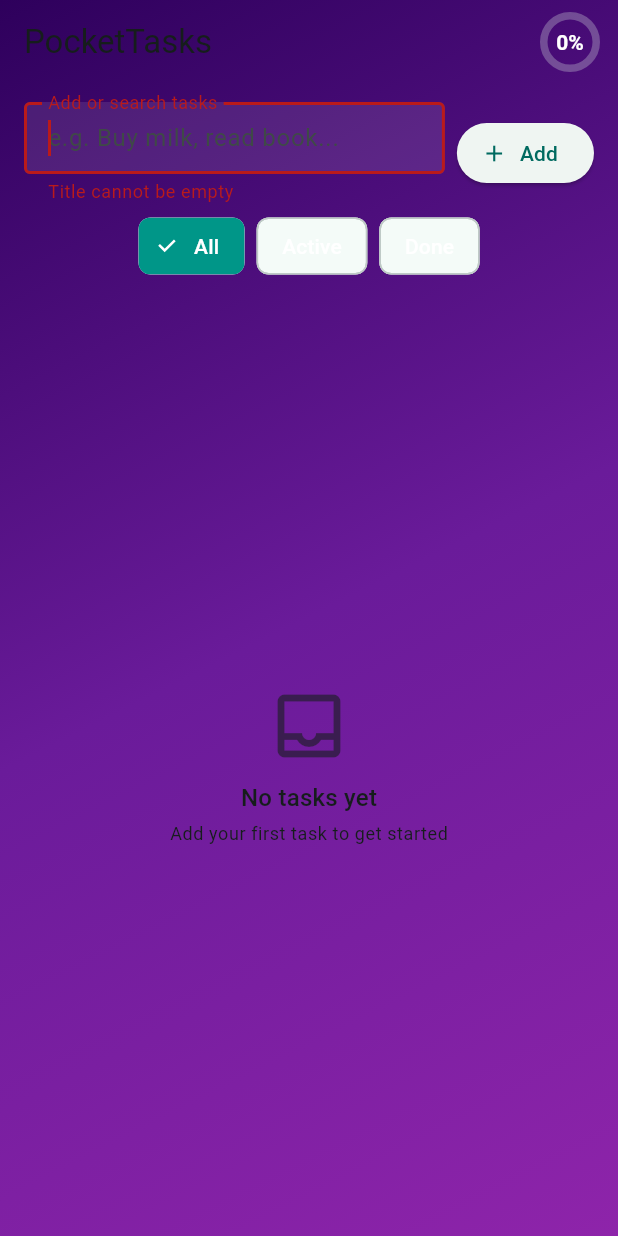
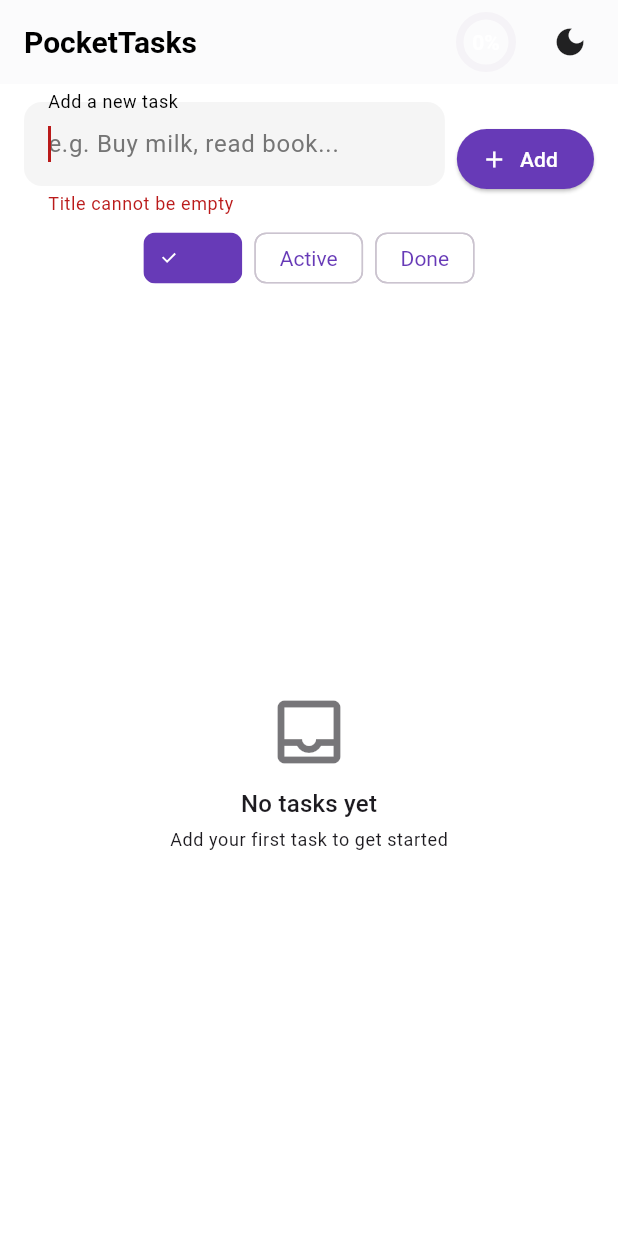
Before and after one commit to Mukesh865/pockettasks, a Flutter app: the screen it shows after launch, after a tap on "Add", on a phone screen of 412 x 824 dp. Run offline on Flutter 3.47's test engine with Material 3 defaults, Android fonts, the phone set to English and light mode, and no system bars; our stand-ins replace shared_preferences.

Commit message:
theme update

```diff
--- a/lib/main.dart
+++ b/lib/main.dart
@@ -1,7 +1,10 @@
-import 'dart:math';
+import 'dart:async';
+import 'dart:convert';
 import 'package:flutter/material.dart';
 import 'package:provider/provider.dart';
+import 'package:shared_preferences/shared_preferences.dart';
 import 'package:uuid/uuid.dart';
+
 import 'task_model.dart';
 import 'task_provider.dart';
 import 'task_list.dart';
@@ -12,27 +15,85 @@ void main() {
   runApp(const PocketTasksApp());
 }
 
+// A simple provider to manage the app's ThemeMode
+class ThemeProvider with ChangeNotifier {
+  ThemeMode _themeMode = ThemeMode.system; // Default to system theme
+
+  ThemeMode get themeMode => _themeMode;
+
+  void toggleTheme() {
+    _themeMode = _themeMode == ThemeMode.light ? ThemeMode.dark : ThemeMode.light;
+    notifyListeners(); // Notify listeners to rebuild the UI with the new theme
+  }
+}
+
 class PocketTasksApp extends StatelessWidget {
   const PocketTasksApp({super.key});
 
   @override
   Widget build(BuildContext context) {
-    return ChangeNotifierProvider(
-      create: (_) => TaskProvider()..load(),
-      child: MaterialApp(
+    return MultiProvider(
+      providers: [
+        // Provide the ThemeProvider to manage theme state
+        ChangeNotifierProvider(create: (_) => ThemeProvider()),
+        // Provide the TaskProvider to manage task data
+        ChangeNotifierProvider(create: (_) => TaskProvider()..load()),
+      ],
+      // Consume the ThemeProvider to rebuild MaterialApp when theme changes
+      child: Consumer<ThemeProvider>(
+        builder: (context, themeProvider, child) {
+          return MaterialApp(
+            debugShowCheckedModeBanner: false,
             title: 'PocketTasks',
-        themeMode: ThemeMode.system,
+            themeMode: themeProvider.themeMode, // Use the theme mode from ThemeProvider
             theme: ThemeData(
-          colorSchemeSeed: Colors.teal,
+              // Light theme configuration
+              colorScheme: ColorScheme.fromSeed(
+                seedColor: Colors.deepPurple, // A consistent seed color
                 brightness: Brightness.light,
+              ),
               useMaterial3: true,
+              scaffoldBackgroundColor: Colors.white, // Clean white background
+              appBarTheme: const AppBarTheme(
+                backgroundColor: Colors.white, // White AppBar
+                elevation: 0.5, // Subtle shadow for AppBar
+                iconTheme: IconThemeData(color: Colors.black87), // Dark icons
+                titleTextStyle: TextStyle(color: Colors.black, fontSize: 20, fontWeight: FontWeight.bold), // Dark title text
+              ),
+              inputDecorationTheme: InputDecorationTheme(
+                filled: true,
+                fillColor: Colors.grey.shade100, // Light grey fill for text fields
+                border: OutlineInputBorder(
+                  borderRadius: BorderRadius.circular(12),
+                  borderSide: BorderSide.none, // No border line, relying on fill color
+                ),
+                hintStyle: TextStyle(color: Colors.grey.shade600), // Slightly darker hint text
+                labelStyle: const TextStyle(color: Colors.black), // Dark label text
+              ),
+              chipTheme: const ChipThemeData(
+                selectedColor: Colors.deepPurple, // Purple for selected chip
+                backgroundColor: Colors.white, // White background for unselected chips
+                labelStyle: TextStyle(color: Colors.deepPurple), // Purple label for selected, default for unselected
+                checkmarkColor: Colors.white, // White checkmark on selected chip
+              ),
+              elevatedButtonTheme: ElevatedButtonThemeData(
+                style: ElevatedButton.styleFrom(
+                  backgroundColor: Colors.deepPurple, // Purple buttons
+                  foregroundColor: Colors.white, // White text on buttons
+                ),
+              ),
             ),
             darkTheme: ThemeData(
-          colorSchemeSeed: Colors.teal,
+              // Dark theme configuration (can be further customized)
+              colorScheme: ColorScheme.fromSeed(
+                seedColor: Colors.deepPurple,
                 brightness: Brightness.dark,
+              ),
               useMaterial3: true,
             ),
             home: const PocketTasksPage(),
+          );
+        },
       ),
     );
   }
@@ -49,61 +110,60 @@ class _PocketTasksPageState extends State<PocketTasksPage> {
   final _controller = TextEditingController();
   final _focus = FocusNode();
   String? _error;
+  Timer? _searchDebounce; // Timer for debouncing search input
 
   @override
   void initState() {
     super.initState();
-    _controller.addListener(() {
-      context.read<TaskProvider>().setQuery(_controller.text);
-    });
+    // Listen for text changes in the search controller to implement debouncing
+    _controller.addListener(_onSearchChanged);
+    // Load tasks when the page initializes
+    context.read<TaskProvider>().load();
   }
 
   @override
   void dispose() {
     _controller.dispose();
     _focus.dispose();
+    _searchDebounce?.cancel(); // Cancel any active debounce timer
     super.dispose();
+  }
+
+  // Handle search input changes with a debounce
+  void _onSearchChanged() {
+    if (_searchDebounce?.isActive ?? false) _searchDebounce!.cancel(); // Cancel previous timer
+    _searchDebounce = Timer(const Duration(milliseconds: 300), () {
+      context.read<TaskProvider>().setQuery(_controller.text); // Update search query after delay
+    });
   }
 
   void _addTask() {
     final title = _controller.text.trim();
     if (title.isEmpty) {
-      setState(() => _error = 'Title cannot be empty');
-      _focus.requestFocus();
+      setState(() => _error = 'Title cannot be empty'); // Show error for empty title
+      _focus.requestFocus(); // Keep focus on the text field
       return;
     }
-    setState(() => _error = null);
-    final id = const Uuid().v4();
+    setState(() => _error = null); // Clear error if title is valid
+    final id = const Uuid().v4(); // Generate a unique ID for the task
     context.read<TaskProvider>().addTask(Task(
       id: id,
       title: title,
       done: false,
       createdAt: DateTime.now(),
     ));
-    _controller.clear();
+    _controller.clear(); // Clear text field after adding task
+    _focus.unfocus(); // Remove focus from text field
   }
 
   @override
   Widget build(BuildContext context) {
-    return Container(
-      decoration: const BoxDecoration(
-        gradient: LinearGradient(
-          begin: Alignment.topLeft,
-          end: Alignment.bottomRight,
-          colors: [
-            Color(0xFF2E005C), // deep violet
-            Color(0xFF6A1B9A), // purple accent
-            Color(0xFF8E24AA), // lighter purple
-          ],
-        ),
-      ),
-      child: Scaffold(
-        backgroundColor: Colors.transparent, // show gradient
+    return Scaffold(
       appBar: AppBar(
         title: const Text('PocketTasks'),
-          backgroundColor: Colors.transparent,
-          elevation: 0,
+        centerTitle: false,
         actions: [
+          // Progress Ring showing task completion
           Consumer<TaskProvider>(
             builder: (_, provider, __) => Padding(
               padding: const EdgeInsets.symmetric(horizontal: 12),
@@ -117,6 +177,20 @@ class _PocketTasksPageState extends State<PocketTasksPage> {
               ),
             ),
           ),
+          // Theme toggle button
+          IconButton(
+            icon: Icon(
+              // Change icon based on current theme mode
+              Provider.of<ThemeProvider>(context).themeMode == ThemeMode.dark
+                  ? Icons.light_mode // Show light mode icon in dark theme
+                  : Icons.dark_mode, // Show dark mode icon in light theme
+            ),
+            onPressed: () {
+              // Toggle theme mode when button is pressed
+              Provider.of<ThemeProvider>(context, listen: false).toggleTheme();
+            },
+          ),
+          const SizedBox(width: 8), // Small spacing after the icon button
         ],
       ),
       body: SafeArea(
@@ -131,16 +205,11 @@ class _PocketTasksPageState extends State<PocketTasksPage> {
                       controller: _controller,
                       focusNode: _focus,
                       decoration: InputDecoration(
-                          labelText: 'Add or search tasks',
+                        labelText: 'Add a new task',
                         hintText: 'e.g. Buy milk, read book...',
-                          errorText: _error,
-                          border: const OutlineInputBorder(),
-                          isDense: true,
-                          filled: true,
-                          fillColor: Colors.white.withOpacity(0.1),
+                        errorText: _error, // Display inline error message
                       ),
-                        style: const TextStyle(color: Colors.white),
-                        onSubmitted: (_) => _addTask(),
+                      onSubmitted: (_) => _addTask(), // Add task on pressing done/enter
                       textInputAction: TextInputAction.done,
                     ),
                   ),
@@ -161,27 +230,21 @@ class _PocketTasksPageState extends State<PocketTasksPage> {
               child: Consumer<TaskProvider>(
                 builder: (context, provider, _) {
                   return Wrap(
-                      spacing: 8,
+                    spacing: 8, // Spacing between filter chips
                     children: [
                       FilterChip(
-                          label: const Text('All', style: TextStyle(color: Colors.white)),
+                        label: const Text('All'),
                         selected: provider.filter == TaskFilter.all,
-                          selectedColor: Colors.teal,
-                          checkmarkColor: Colors.white,
                         onSelected: (_) => provider.setFilter(TaskFilter.all),
                       ),
                       FilterChip(
-                          label: const Text('Active', style: TextStyle(color: Colors.white)),
+                        label: const Text('Active'),
                         selected: provider.filter == TaskFilter.active,
-                          selectedColor: Colors.teal,
-                          checkmarkColor: Colors.white,
                         onSelected: (_) => provider.setFilter(TaskFilter.active),
                       ),
                       FilterChip(
-                          label: const Text('Done', style: TextStyle(color: Colors.white)),
+                        label: const Text('Done'),
                         selected: provider.filter == TaskFilter.done,
-                          selectedColor: Colors.teal,
-                          checkmarkColor: Colors.white,
                         onSelected: (_) => provider.setFilter(TaskFilter.done),
                       ),
                     ],
@@ -194,20 +257,20 @@ class _PocketTasksPageState extends State<PocketTasksPage> {
               child: Consumer<TaskProvider>(
                 builder: (context, provider, _) {
                   if (provider.visibleTasks.isEmpty) {
-                      return const _EmptyState();
+                    return const _EmptyState(); // Show empty state if no tasks
                   }
-                    return TaskList();
+                  return const TaskList(); // Display the list of tasks
                 },
               ),
             ),
           ],
         ),
       ),
-      ),
     );
   }
 }
 
+// Widget to display when there are no tasks
 class _EmptyState extends StatelessWidget {
   const _EmptyState();
 
--- a/lib/task_list.dart
+++ b/lib/task_list.dart
@@ -6,8 +6,7 @@ import 'task_model.dart';
 class TaskList extends StatelessWidget {
   const TaskList({super.key});
 
-  void _showSnackBar(BuildContext context, String message,
-      {VoidCallback? onUndo}) {
+  void _showSnackBar(BuildContext context, String message, {VoidCallback? onUndo}) {
     ScaffoldMessenger.of(context).hideCurrentSnackBar();
     ScaffoldMessenger.of(context).showSnackBar(
       SnackBar(
@@ -27,15 +26,20 @@ class TaskList extends StatelessWidget {
     return Consumer<TaskProvider>(
       builder: (context, taskProvider, child) {
         final tasks = taskProvider.visibleTasks;
+        final colorScheme = Theme.of(context).colorScheme;
 
         if (tasks.isEmpty && taskProvider.tasks.isNotEmpty) {
-          return const Center(
-              child: Text('No tasks match the current filter or search.',
-                  style: TextStyle(color: Colors.white70)));
+          return Center(
+              child: Text(
+                'No tasks match the current filter or search.',
+                style: TextStyle(color: colorScheme.onSurface.withOpacity(0.7)),
+              ));
         } else if (tasks.isEmpty) {
-          return const Center(
-              child: Text('No tasks yet! Add one above.',
-                  style: TextStyle(color: Colors.white70)));
+          return Center(
+              child: Text(
+                'No tasks yet! Add one above.',
+                style: TextStyle(color: colorScheme.onSurface.withOpacity(0.7)),
+              ));
         }
 
         return ListView.builder(
@@ -44,12 +48,12 @@ class TaskList extends StatelessWidget {
             final task = tasks[index];
             return Dismissible(
               key: Key(task.id),
-              direction: DismissDirection.endToStart,
+              direction: DismissDirection.endToStart, // Swipe from right to left to dismiss
               background: Container(
-                color: Colors.redAccent,
+                color: Colors.redAccent, // Red background when swiping to delete
                 alignment: Alignment.centerRight,
                 padding: const EdgeInsets.symmetric(horizontal: 20),
-                child: const Icon(Icons.delete, color: Colors.white),
+                child: const Icon(Icons.delete, color: Colors.white), // White delete icon
               ),
               onDismissed: (direction) async {
                 final (deleted, position) =
@@ -64,14 +68,11 @@ class TaskList extends StatelessWidget {
                   );
                 }
               },
-              child: Container(
+              child: Card(
+                // Card widget automatically adapts to theme colors
                 margin: const EdgeInsets.symmetric(vertical: 4, horizontal: 8),
-                decoration: BoxDecoration(
-                  color: Colors.white.withOpacity(0.08),
-                  borderRadius: BorderRadius.circular(12),
-                  border: Border.all(
-                      color: Colors.white.withOpacity(0.15), width: 1),
-                ),
+                elevation: 2, // Added a slight elevation for better visual separation
+                shape: RoundedRectangleBorder(borderRadius: BorderRadius.circular(12)), // Rounded corners for consistency
                 child: CheckboxListTile(
                   controlAffinity: ListTileControlAffinity.leading,
                   title: Text(
@@ -83,8 +84,8 @@ class TaskList extends StatelessWidget {
                       fontStyle:
                       task.done ? FontStyle.italic : FontStyle.normal,
                       color: task.done
-                          ? Colors.white70
-                          : Colors.white, // pop against gradient
+                          ? colorScheme.onSurface.withOpacity(0.6) // Lighter text for done tasks
+                          : colorScheme.onSurface, // Default text color for active tasks
                     ),
                   ),
                   value: task.done,
```
Lines whose indentation alone changed are shown as unchanged.
